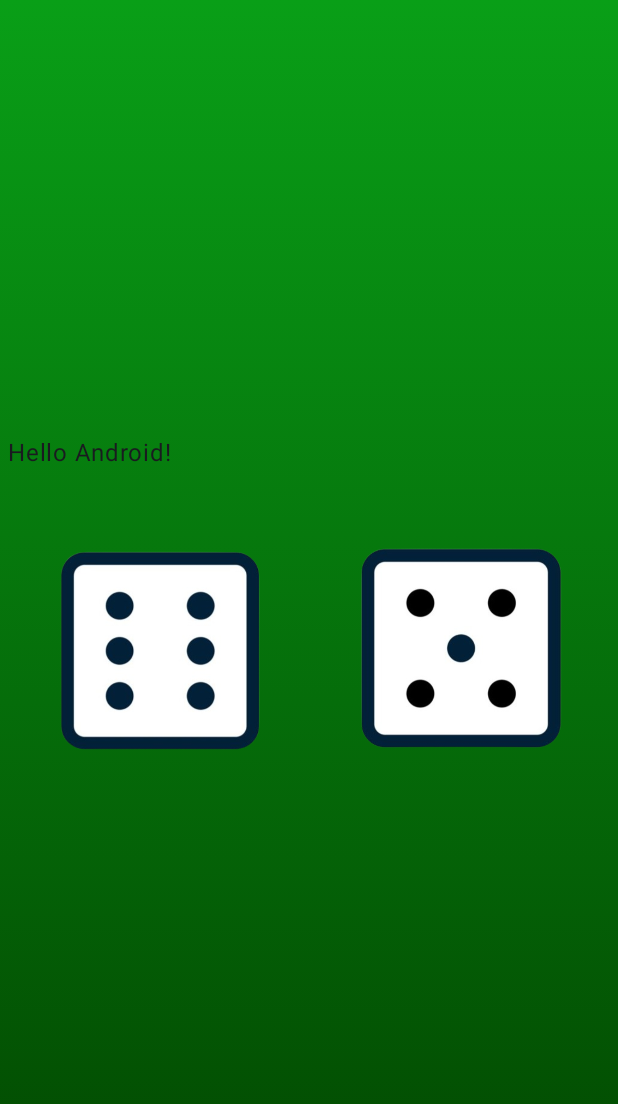
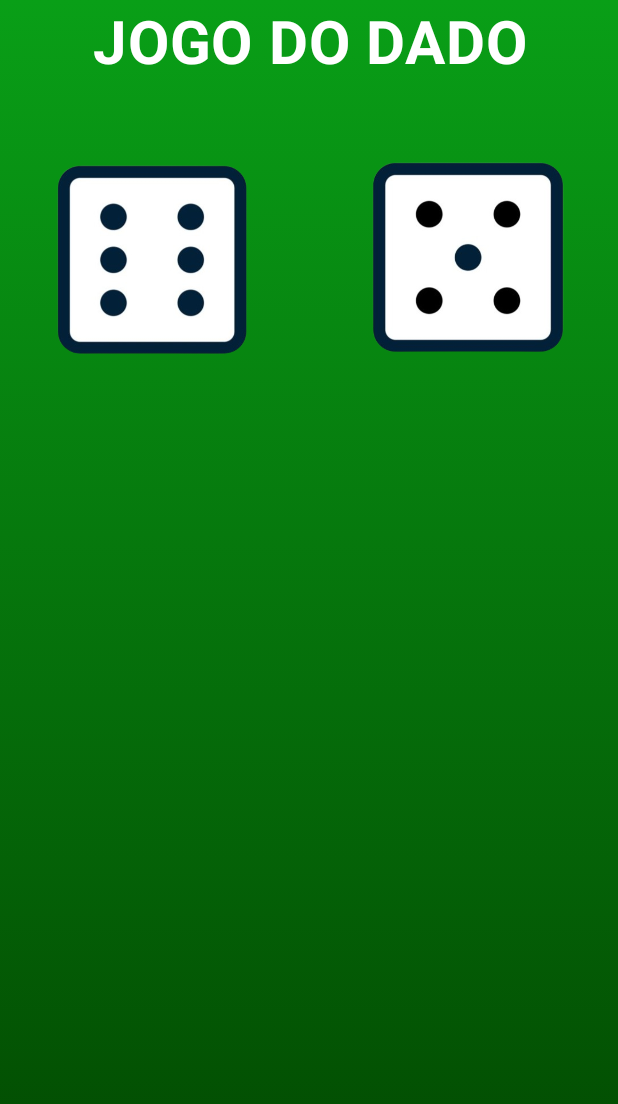
Before and after one commit to Mateus-FCL/JogoDado, an Android app built with Jetpack Compose: the screen it shows after launch (MainActivity), on a phone screen of 412 x 824 dp. Shown: the top 1104 px of the screen. Run offline under Robolectric (Android 15) with nearby library versions, the phone set to English and light mode, and no system bars.

Commit message:
Titulo e dados na horizontal

```diff
--- a/app/build.gradle.kts
+++ b/app/build.gradle.kts
@@ -59,6 +59,7 @@ dependencies {
     implementation(libs.androidx.ui.graphics)
     implementation(libs.androidx.ui.tooling.preview)
     implementation(libs.androidx.material3)
+    implementation(libs.androidx.ui.test.android)
     testImplementation(libs.junit)
     androidTestImplementation(libs.androidx.junit)
     androidTestImplementation(libs.androidx.espresso.core)
--- a/app/src/main/java/com/example/jogodado/MainActivity.kt
+++ b/app/src/main/java/com/example/jogodado/MainActivity.kt
@@ -6,6 +6,7 @@ import androidx.activity.compose.setContent
 import androidx.activity.enableEdgeToEdge
 import androidx.compose.foundation.Image
 import androidx.compose.foundation.background
+import androidx.compose.foundation.border
 import androidx.compose.foundation.layout.Arrangement
 import androidx.compose.foundation.layout.Box
 import androidx.compose.foundation.layout.Column
@@ -16,17 +17,21 @@ import androidx.compose.foundation.layout.fillMaxWidth
 import androidx.compose.foundation.layout.height
 import androidx.compose.foundation.layout.padding
 import androidx.compose.foundation.layout.width
-import androidx.compose.material3.MaterialTheme
+import androidx.compose.foundation.shape.RoundedCornerShape
 import androidx.compose.material3.Scaffold
 import androidx.compose.material3.Text
 import androidx.compose.runtime.Composable
+import androidx.compose.ui.Alignment
 import androidx.compose.ui.Modifier
 import androidx.compose.ui.geometry.Offset
 import androidx.compose.ui.graphics.Brush
 import androidx.compose.ui.graphics.Color
 import androidx.compose.ui.res.painterResource
+import androidx.compose.ui.text.font.FontWeight
+import androidx.compose.ui.text.style.TextAlign
 import androidx.compose.ui.tooling.preview.Preview
 import androidx.compose.ui.unit.dp
+import androidx.compose.ui.unit.sp
 import com.example.jogodado.ui.theme.JogoDadoTheme
 
 class MainActivity : ComponentActivity() {
@@ -55,9 +60,10 @@ class MainActivity : ComponentActivity() {
                             modifier = Modifier
                                 .fillMaxSize()
                                 .padding(5.dp),
-                            verticalArrangement = Arrangement.Center
+                            verticalArrangement = Arrangement.Top,
+                            horizontalAlignment = Alignment.CenterHorizontally
                         ) {
-                            Greeting(name = "Android")
+                            TopText(text = "JOGO DO DADO")
 
                             Spacer(modifier = Modifier.height(20.dp))
 
@@ -65,7 +71,6 @@ class MainActivity : ComponentActivity() {
                                 modifier = Modifier.fillMaxWidth(),
                                 horizontalArrangement = Arrangement.SpaceEvenly
                             ) {
-
                                 Image(
                                     painter = painterResource(id = R.drawable.dado_6),
                                     contentDescription = "Jogo 1",
@@ -74,7 +79,7 @@ class MainActivity : ComponentActivity() {
                                         .height(200.dp)
                                 )
 
-                                Spacer(modifier = Modifier.height(20.dp))
+                                Spacer(modifier = Modifier.width(20.dp))
 
                                 Image(
                                     painter = painterResource(id = R.drawable.dado_5),
@@ -84,7 +89,6 @@ class MainActivity : ComponentActivity() {
                                         .height(200.dp)
                                 )
                             }
-
                         }
                     }
                 }
@@ -93,9 +97,13 @@ class MainActivity : ComponentActivity() {
     }
 
     @Composable
-    fun Greeting(name: String, modifier: Modifier = Modifier) {
+    fun TopText(text: String, modifier: Modifier = Modifier) {
         Text(
-            text = "Hello $name!",
+            text = text,
+            color = Color.White,
+            fontSize = 40.sp,
+            fontWeight = FontWeight.Bold,
+            textAlign = TextAlign.Center,
             modifier = modifier
         )
     }
@@ -104,7 +112,7 @@ class MainActivity : ComponentActivity() {
     @Composable
     fun GreetingPreview() {
         JogoDadoTheme {
-            Greeting("Android")
+            TopText(text = "Texto no Topo")
         }
     }
 }
--- a/gradle/libs.versions.toml
+++ b/gradle/libs.versions.toml
@@ -8,6 +8,7 @@ espressoCore = "3.6.1"
 lifecycleRuntimeKtx = "2.8.5"
 activityCompose = "1.9.2"
 composeBom = "2024.04.01"
+uiTestAndroid = "1.6.6"
 
 [libraries]
 androidx-core-ktx = { group = "androidx.core", name = "core-ktx", version.ref = "coreKtx" }
@@ -24,6 +25,7 @@ androidx-ui-tooling-preview = { group = "androidx.compose.ui", name = "ui-toolin
 androidx-ui-test-manifest = { group = "androidx.compose.ui", name = "ui-test-manifest" }
 androidx-ui-test-junit4 = { group = "androidx.compose.ui", name = "ui-test-junit4" }
 androidx-material3 = { group = "androidx.compose.material3", name = "material3" }
+androidx-ui-test-android = { group = "androidx.compose.ui", name = "ui-test-android", version.ref = "uiTestAndroid" }
 
 [plugins]
 android-application = { id = "com.android.application", version.ref = "agp" }
```
